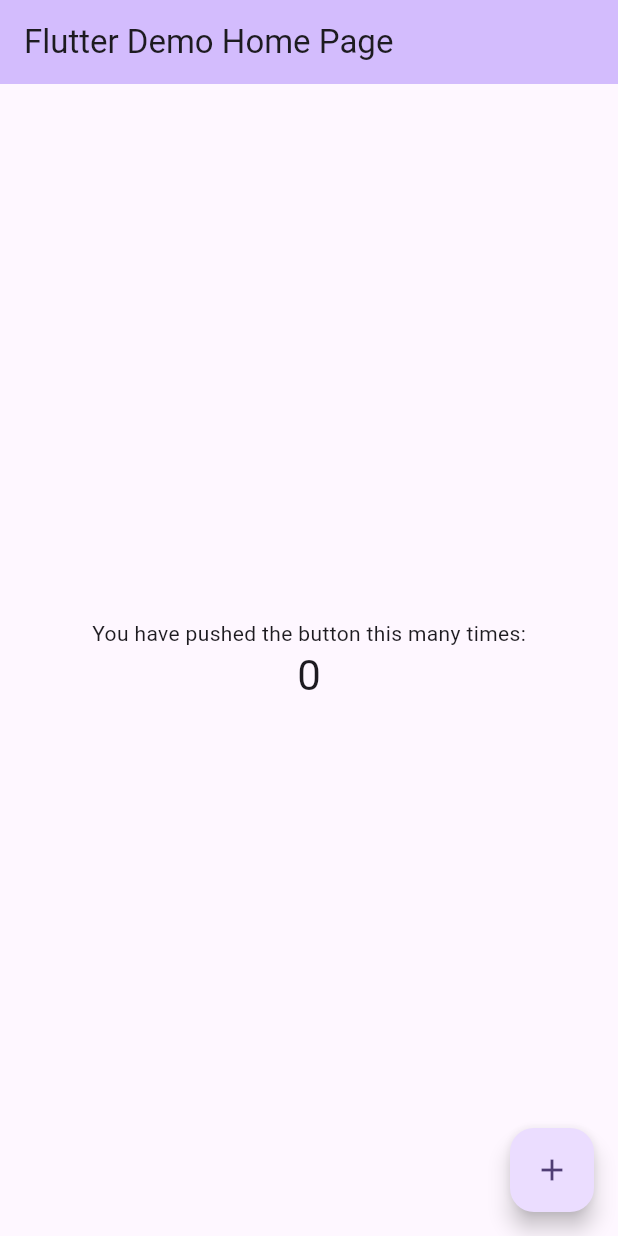
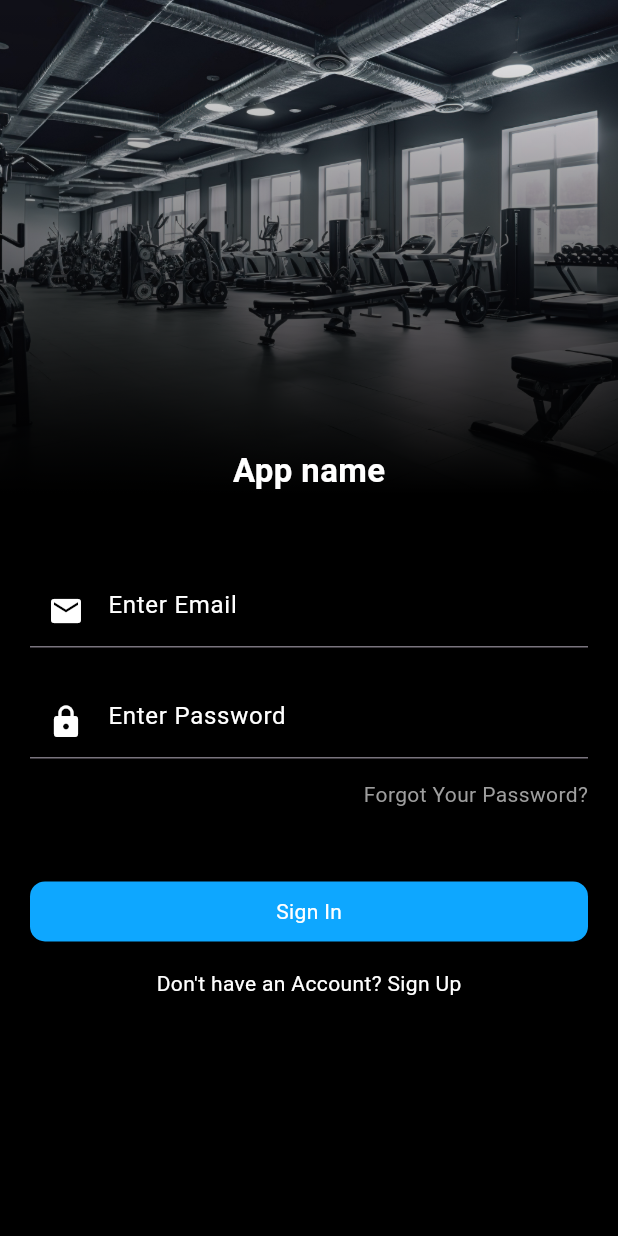
Before and after one commit to rafay-47/fitness-app, a Flutter app: the screen it shows after launch, on a phone screen of 412 x 824 dp. Run offline on Flutter 3.47's test engine with Material 3 defaults, Android fonts, the phone set to English and light mode, and no system bars; our stand-ins replace firebase_auth, firebase_core; accounts and stored records are empty.

Commit message:
commit 2

```diff
--- a/lib/main.dart
+++ b/lib/main.dart
@@ -1,127 +1,255 @@
+// ignore_for_file: library_private_types_in_public_api
+
+import 'dart:developer';
+
+import 'package:firebase_auth/firebase_auth.dart';
+import 'package:firebase_core/firebase_core.dart';
+import 'package:flutter/cupertino.dart';
 import 'package:flutter/material.dart';
-import 'package:firebase_core/firebase_core.dart';
+import 'package:app/signup.dart';
+
 
 void main() {
+  WidgetsFlutterBinding.ensureInitialized();
   Firebase.initializeApp();
   runApp(const MyApp());
 }
 
+
 class MyApp extends StatelessWidget {
   const MyApp({super.key});
 
-  // This widget is the root of your application.
   @override
   Widget build(BuildContext context) {
-    return MaterialApp(
-      title: 'Flutter Demo',
-      theme: ThemeData(
-        // This is the theme of your application.
-        //
-        // TRY THIS: Try running your application with "flutter run". You'll see
-        // the application has a purple toolbar. Then, without quitting the app,
-        // try changing the seedColor in the colorScheme below to Colors.green
-        // and then invoke "hot reload" (save your changes or press the "hot
-        // reload" button in a Flutter-supported IDE, or press "r" if you used
-        // the command line to start the app).
-        //
-        // Notice that the counter didn't reset back to zero; the application
-        // state is not lost during the reload. To reset the state, use hot
-        // restart instead.
-        //
-        // This works for code too, not just values: Most code changes can be
-        // tested with just a hot reload.
-        colorScheme: ColorScheme.fromSeed(seedColor: Colors.deepPurple),
-        useMaterial3: true,
-      ),
-      home: const MyHomePage(title: 'Flutter Demo Home Page'),
+    return const MaterialApp(
+      home: HomePage(),
     );
   }
 }
 
-class MyHomePage extends StatefulWidget {
-  const MyHomePage({super.key, required this.title});
-
-  // This widget is the home page of your application. It is stateful, meaning
-  // that it has a State object (defined below) that contains fields that affect
-  // how it looks.
-
-  // This class is the configuration for the state. It holds the values (in this
-  // case the title) provided by the parent (in this case the App widget) and
-  // used by the build method of the State. Fields in a Widget subclass are
-  // always marked "final".
-
-  final String title;
+class HomePage extends StatefulWidget {
+  const HomePage({super.key});
 
   @override
-  State<MyHomePage> createState() => _MyHomePageState();
+  _HomePageState createState() => _HomePageState();
 }
 
-class _MyHomePageState extends State<MyHomePage> {
-  int _counter = 0;
+class _HomePageState extends State<HomePage> {
 
-  void _incrementCounter() {
-    setState(() {
-      // This call to setState tells the Flutter framework that something has
-      // changed in this State, which causes it to rerun the build method below
-      // so that the display can reflect the updated values. If we changed
-      // _counter without calling setState(), then the build method would not be
-      // called again, and so nothing would appear to happen.
-      _counter++;
-    });
-  }
+  // Future<FirebaseApp> _initializeFirebase() async {
+  //   FirebaseApp firebaseApp = await Firebase.initializeApp(
+  //     options: DefaultFirebaseOptions.currentPlatform,
+  //   );
+  //   return firebaseApp;
+  // }
 
   @override
   Widget build(BuildContext context) {
-    // This method is rerun every time setState is called, for instance as done
-    // by the _incrementCounter method above.
-    //
-    // The Flutter framework has been optimized to make rerunning build methods
-    // fast, so that you can just rebuild anything that needs updating rather
-    // than having to individually change instances of widgets.
     return Scaffold(
-      appBar: AppBar(
-        // TRY THIS: Try changing the color here to a specific color (to
-        // Colors.amber, perhaps?) and trigger a hot reload to see the AppBar
-        // change color while the other colors stay the same.
-        backgroundColor: Theme.of(context).colorScheme.inversePrimary,
-        // Here we take the value from the MyHomePage object that was created by
-        // the App.build method, and use it to set our appbar title.
-        title: Text(widget.title),
-      ),
-      body: Center(
-        // Center is a layout widget. It takes a single child and positions it
-        // in the middle of the parent.
+      body: LoginScreen(),
+    );
+  }
+}
+
+class LoginScreen extends StatefulWidget {
+  const LoginScreen({super.key});
+
+  @override
+  _LoginScreenState createState() => _LoginScreenState();
+}
+
+class _LoginScreenState extends State<LoginScreen> {
+
+// Suggested code may be subject to a license. Learn more: ~LicenseLog:3674146120.
+// Suggested code may be subject to a license. Learn more: ~LicenseLog:1664702927.
+String errormessage = '';
+Future<User?> loginUsingEmailPassword(
+  {required String email,
+   required String password,
+    required BuildContext context}) async {
+  FirebaseAuth auth = FirebaseAuth.instance;
+  User? user;
+// Suggested code may be subject to a license. Learn more: ~LicenseLog:269091667.
+// Suggested code may be subject to a license. Learn more: ~LicenseLog:3849404716.
+  try {
+    UserCredential userCredential = await auth.signInWithEmailAndPassword(
+      email: email,
+      password: password,
+    );
+    user = userCredential.user;
+  } on FirebaseAuthException catch (e) {
+// Suggested code may be subject to a license. Learn more: ~LicenseLog:1627229995.
+    if (e.code == 'user-not-found') {
+      log('No user found for that email.');
+      errormessage = 'No user found for that email.';
+    } else if (e.code == 'wrong-password') {
+      errormessage = 'Wrong password provided for that user.';
+
+    }
+  }
+
+  return user;
+}
+
+  @override
+  Widget build(BuildContext context) {
+
+    TextEditingController emailController = TextEditingController();
+    TextEditingController passwordController = TextEditingController();
+
+    final double deviceHeight = MediaQuery.of(context).size.height;
+    final double deviceWidth = MediaQuery.of(context).size.width;
+
+    return Scaffold(
+      backgroundColor: Colors.black,
+      // appBar: AppBar(
+      //   toolbarHeight: deviceHeight * 0.07,
+      //   backgroundColor: Colors.black,
+      //   title: const Text(
+      //     "App Name",
+      //     style: TextStyle(
+      //       color: Color.fromARGB(255, 74, 74, 75),
+      //       fontSize: 28.0,
+      //       fontWeight: FontWeight.bold,
+      //     ),
+      //   ),
+      // ),
+      body: SingleChildScrollView(
         child: Column(
-          // Column is also a layout widget. It takes a list of children and
-          // arranges them vertically. By default, it sizes itself to fit its
-          // children horizontally, and tries to be as tall as its parent.
-          //
-          // Column has various properties to control how it sizes itself and
-          // how it positions its children. Here we use mainAxisAlignment to
-          // center the children vertically; the main axis here is the vertical
-          // axis because Columns are vertical (the cross axis would be
-          // horizontal).
-          //
-          // TRY THIS: Invoke "debug painting" (choose the "Toggle Debug Paint"
-          // action in the IDE, or press "p" in the console), to see the
-          // wireframe for each widget.
           mainAxisAlignment: MainAxisAlignment.center,
-          children: <Widget>[
-            const Text(
-              'You have pushed the button this many times:',
-            ),
-            Text(
-              '$_counter',
-              style: Theme.of(context).textTheme.headlineMedium,
-            ),
+          crossAxisAlignment: CrossAxisAlignment.start,
+          children: [
+            Stack(
+              children: [
+                Container(
+                    height: deviceHeight * 0.4,
+                    width: deviceWidth,
+                    decoration: const BoxDecoration(
+                      image: DecorationImage(
+                        image: AssetImage('assets/images/login_bg.jpg'),
+                        fit: BoxFit.cover,
+                      ),
+
+                    ),
+                ),
+
+                Container(
+                  height: deviceHeight * 0.4,
+                  width: deviceWidth,
+                  decoration: const BoxDecoration(
+                    gradient: LinearGradient(colors: [Colors.black, Colors.transparent],
+                    begin: Alignment.bottomCenter,
+                    end: Alignment.topCenter)
+                  ),
+                  child: const Align(
+                    alignment: Alignment.bottomCenter,
+                    child: Text("App name"
+                    ,style: TextStyle(
+                      color: Colors.white,
+                      fontSize: 22.0,
+                      fontWeight: FontWeight.bold,
+                    ),
+                  ),
+                ),
+              )
+            ],
+          ),
+            Container(
+              padding: const EdgeInsets.all(20.0),
+// Suggested code may be subject to a license. Learn more: ~LicenseLog:1940469323.
+              child: Column(
+                crossAxisAlignment: CrossAxisAlignment.start,
+                children: [
+                  const SizedBox(height: 34.0),
+                  TextField(
+                    controller: emailController,
+                    keyboardType: TextInputType.emailAddress,
+                    decoration: const InputDecoration(
+                      hintText: "Enter Email",
+                      hintStyle: TextStyle(color: Colors.white),
+                      prefixIcon: Icon(Icons.mail, color: Colors.white),
+                    ),
+                  ),
+                  const SizedBox(height: 26.0),
+                  TextField(
+                    controller: passwordController,
+                    obscureText: true,
+                    decoration: const InputDecoration(
+                      hintText: "Enter Password",
+                      hintStyle: TextStyle(color: Colors.white),
+                      prefixIcon: Icon(Icons.lock, color: Colors.white),
+                    ),
+                  ),
+                  Align(
+                    alignment: Alignment.centerRight,
+                    child: RawMaterialButton(
+                      onPressed: () {
+                        //   Navigator.of(context).pushReplacement(
+                        //         MaterialPageRoute(builder: (context)=> const ForgotPasswordPage()));
+                      },
+                      child: const Text(
+                        "Forgot Your Password?",
+                        style: TextStyle(color: Colors.grey),
+                      ),
+                    ),
+                  ),
+                  const SizedBox(height: 30.0),
+                  if (errormessage.isNotEmpty)
+                    Padding(
+                      padding: const EdgeInsets.only(top: 20.0),
+                      child: Text(
+                        errormessage,
+                        style: const TextStyle(color: Colors.red),
+                      ),
+                    ),
+                  SizedBox(
+                    width: double.infinity,
+                    child: RawMaterialButton(
+                      fillColor: const Color.fromARGB(255, 14, 167, 255),
+                      elevation: 5.0,
+                      padding: const EdgeInsets.symmetric(vertical: 10.0),
+                      shape: RoundedRectangleBorder(
+                        borderRadius: BorderRadius.circular(10.0),
+                      ),
+                      onPressed: () async {
+                        User? user = await loginUsingEmailPassword(
+                          email: emailController.text,
+                          password: passwordController.text,
+                          context: context,
+                        );
+
+                        // if (user != null) {
+                        //   Navigator.of(context).pushReplacement(
+                        //     MaterialPageRoute(builder: (context) => const HomeScreen()),
+                        //   );
+                        // }
+                      },
+                      child: const Text(
+                        "Sign In",
+                        style: TextStyle(color: Colors.white),
+                      ),
+                    ),
+                  ),
+                  SizedBox(
+                    width: double.infinity,
+                    child: RawMaterialButton(
+                      onPressed: () {
+                        Navigator.of(context).pushReplacement(
+                          MaterialPageRoute(builder: (context) => const SignUpScreen()),
+                        );
+                      },
+                      child: const Text(
+                        "Don't have an Account? Sign Up",
+                        style: TextStyle(color: Colors.white),
+                      ),
+                    ),
+                  )
+                ]
+              )
+            )
           ],
         ),
       ),
-      floatingActionButton: FloatingActionButton(
-        onPressed: _incrementCounter,
-        tooltip: 'Increment',
-        child: const Icon(Icons.add),
-      ), // This trailing comma makes auto-formatting nicer for build methods.
     );
   }
 }
--- a/pubspec.yaml
+++ b/pubspec.yaml
@@ -50,13 +50,15 @@ dev_dependencies:
   # activated in the `analysis_options.yaml` file located at the root of your
   # package. See that file for information about deactivating specific lint
   # rules and activating additional ones.
-  flutter_lints: ^3.0.0
+  flutter_lints: ^4.0.0
 
 # For information on the generic Dart part of this file, see the
 # following page: https://dart.dev/tools/pub/pubspec
 
 # The following section is specific to Flutter packages.
 flutter:
+  assets:
+    - assets/images/login_bg.jpg
 
   # The following line ensures that the Material Icons font is
   # included with your application, so that you can use the icons in
```
Also changed, not shown: lib/signup.dart (added, +212 -0 lines), assets/images/login_bg.jpg (added), firebase.json (added), lib/firebase_options.dart (added), pubspec.lock, 6 other files.
